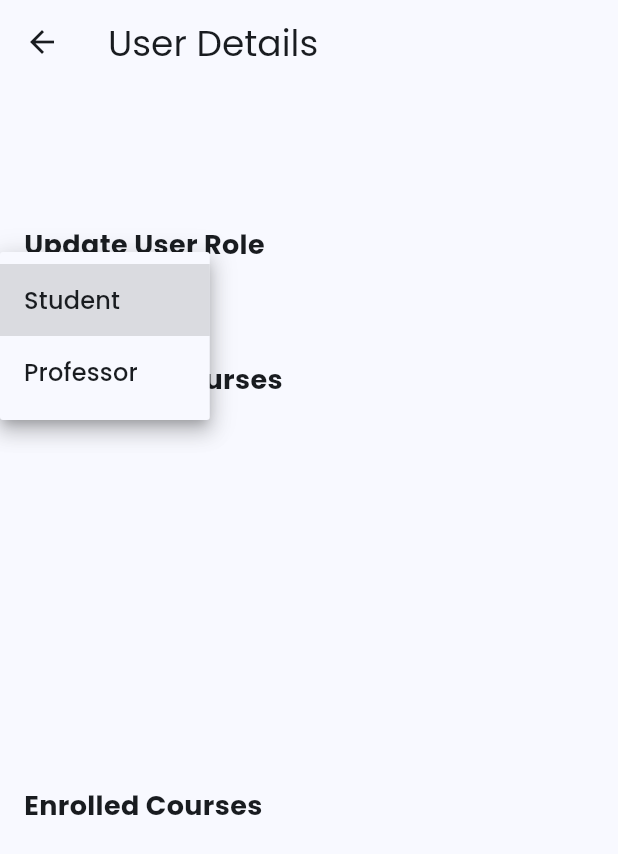
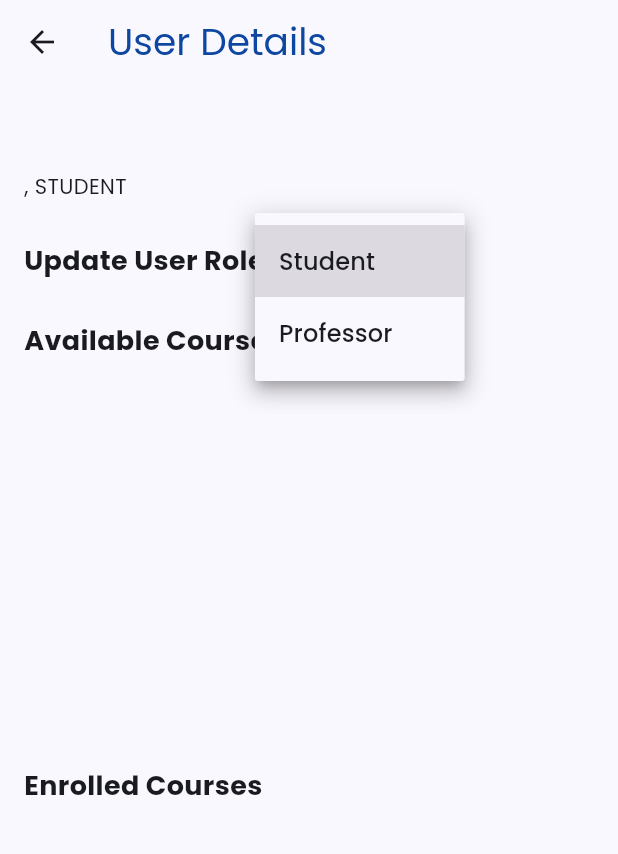
Before and after one commit to elena-atanasoska/Classly, a Flutter app: the UserDetailsScreen screen opened directly with empty values, after a tap on the "arrow drop down" icon, on a phone screen of 412 x 824 dp. Shown: the top 854 px of the screen. Run offline on Flutter 3.47's test engine with Material 3 defaults, Android fonts, the phone set to English and light mode, and no system bars; our stand-ins replace cloud_firestore, firebase_auth, firebase_core, firebase_storage, flutter_local_notifications, geolocator and 5 more; accounts and stored records are empty; generated files the repository leaves out were written again; network calls fail; statements that could not run were skipped.

Commit message:
ux ui improvements

```diff
--- a/lib/data/repositories/UserRepository.dart
+++ b/lib/data/repositories/UserRepository.dart
@@ -22,17 +22,14 @@ class UserRepository {
 
   Future<List<Course>> getEnrolledCourses(String uid) async {
     try {
-      QuerySnapshot userQuerySnapshot = await _firestore
+      DocumentSnapshot userDoc = await _firestore
           .collection('custom_users')
-          .where('uid', isEqualTo: uid)
-          .limit(1)
+          .doc(uid)
           .get();
 
-      if (userQuerySnapshot.docs.isEmpty) {
+      if (!userDoc.exists) {
         return [];
       }
-
-      DocumentSnapshot userDoc = userQuerySnapshot.docs.first;
 
       List<String> enrolledCourseIds = List<String>.from(userDoc.get('enrolledCourses') ?? []);
 
--- a/lib/main.dart
+++ b/lib/main.dart
@@ -16,7 +16,7 @@ void main() async {
 }
 
 class MyApp extends StatelessWidget {
-  final MaterialColor customColor = const MaterialColor(0xFF2196F3, {
+  final MaterialColor customColor = const MaterialColor(0xFF0D47A1, {
     50: Color(0xFFE3F2FD),
     100: Color(0xFFBBDEFB),
     200: Color(0xFF90CAF9),
@@ -38,6 +38,12 @@ class MyApp extends StatelessWidget {
         colorScheme: ColorScheme.fromSeed(
           seedColor: customColor,
           brightness: Brightness.light,
+        ),
+        appBarTheme: AppBarTheme(
+          titleTextStyle: GoogleFonts.poppins(
+            color: Color(0xFF0D47A1),
+            fontSize: 25
+          )
         ),
         textTheme: TextTheme(
           displayLarge: GoogleFonts.poppins(
--- a/lib/presentation/screens/notifications_screen.dart
+++ b/lib/presentation/screens/notifications_screen.dart
@@ -45,7 +45,7 @@ class _NotificationsScreenState extends State<NotificationsScreen> {
             Icon(
               Icons.notifications,
               size: 100,
-              color: Colors.blue,
+              color: Color(0xFF0D47A1),
             ),
             SizedBox(height: 20),
             Text(
@@ -73,14 +73,14 @@ class _NotificationsScreenState extends State<NotificationsScreen> {
                     style: GoogleFonts.poppins(
                       fontSize: 18,
                       fontWeight: FontWeight.w400,
-                      color: Colors.blue,
+                      color: Color(0xFF0D47A1),
                     ),
                   ),
                 ),
                 ...dateNotifications.map((notification) {
                   return Card(
                     elevation: 2.0,
-                    color: Colors.blue,
+                    color: Color(0xFF0D47A1),
                     margin: EdgeInsets.symmetric(horizontal: 8, vertical: 4),
                     child: ListTile(
                       leading: Icon(
--- a/lib/presentation/screens/profile_screen.dart
+++ b/lib/presentation/screens/profile_screen.dart
@@ -172,7 +172,7 @@ class _ProfileScreenState extends State<ProfileScreen> {
             SizedBox(height: 30),
             Text(
               'Name:',
-              style: TextStyle(fontSize: 20, fontWeight: FontWeight.bold, color: Colors.blue),
+              style: TextStyle(fontSize: 20, fontWeight: FontWeight.bold, color: Color(0xFF0D47A1)),
             ),
             SizedBox(height: 8),
             Text(
@@ -182,7 +182,7 @@ class _ProfileScreenState extends State<ProfileScreen> {
             SizedBox(height: 16),
             const Text(
               'Email:',
-              style: TextStyle(fontSize: 20, fontWeight: FontWeight.bold, color: Colors.blue),
+              style: TextStyle(fontSize: 20, fontWeight: FontWeight.bold, color: Color(0xFF0D47A1)),
             ),
             SizedBox(height: 8),
             Text(
@@ -193,7 +193,7 @@ class _ProfileScreenState extends State<ProfileScreen> {
             if (_user?.isProfessor != true) ...[
             Text(
               'Enrolled Courses:',
-              style: TextStyle(fontSize: 20, fontWeight: FontWeight.bold, color: Colors.blue),
+              style: TextStyle(fontSize: 20, fontWeight: FontWeight.bold, color: Color(0xFF0D47A1)),
             ),
             SizedBox(height: 8),
             ..._enrolledCourses.map((course) => Text(
--- a/lib/presentation/screens/user_details_screen.dart
+++ b/lib/presentation/screens/user_details_screen.dart
@@ -20,7 +20,8 @@ class _UserDetailsScreenState extends State<UserDetailsScreen> {
   List<Course> enrolledCourses = [];
   List<Course> availableCourses = [];
   List<Course> selectedCourses = [];
-  String selectedRole = '';
+  String? currentRole;
+  String? selectedRole;
 
   @override
   void initState() {
@@ -32,10 +33,11 @@ class _UserDetailsScreenState extends State<UserDetailsScreen> {
     try {
       List<Course> courses = await widget.userService.getEnrolledCourses(widget.user.uid);
       List<Course> allCourses = await courseService.getAvailableCourses();
+      String? role = (await widget.userService.getUser(widget.user.uid))?.role.name;
       setState(() {
         enrolledCourses = courses;
         availableCourses = allCourses;
-        selectedRole = widget.user.role.name;
+        currentRole = role!;
       });
     } catch (error) {
       print('Error loading user details: $error');
@@ -45,7 +47,11 @@ class _UserDetailsScreenState extends State<UserDetailsScreen> {
   void _updateUserRole(String newRole) async {
     try {
       await widget.userService.updateUserRole(widget.user.uid, newRole);
+      setState(() {
+        currentRole = newRole.toUpperCase();
+      });
       ScaffoldMessenger.of(context).showSnackBar(SnackBar(content: Text('Role updated successfully.')));
+      await _loadUserDetails();
     } catch (error) {
       print('Error updating user role: $error');
     }
@@ -120,10 +126,12 @@ class _UserDetailsScreenState extends State<UserDetailsScreen> {
               style: GoogleFonts.poppins(fontSize: 24, fontWeight: FontWeight.bold),
             ),
             SizedBox(height: 8),
-            Text(widget.user.email ?? 'No email available'),
+            Text('${widget.user.email}, $currentRole'),
             SizedBox(height: 16),
+            Row(
+              children: [
                 Text(
-              'Update User Role',
+                  'Update User Role: ',
                   style: TextStyle(fontSize: 18, fontWeight: FontWeight.bold),
                 ),
                 DropdownButton<String>(
@@ -139,9 +147,11 @@ class _UserDetailsScreenState extends State<UserDetailsScreen> {
                       .map<DropdownMenuItem<String>>((String value) {
                     return DropdownMenuItem<String>(
                       value: value,
-                  child: Text(value, style: GoogleFonts.poppins(),),
+                      child: Text(value, style: GoogleFonts.poppins()),
                     );
                   }).toList(),
+                ),
+              ],
             ),
             SizedBox(height: 16),
             Text(
@@ -155,7 +165,7 @@ class _UserDetailsScreenState extends State<UserDetailsScreen> {
                   Course course = availableCourses[index];
                   bool isSelected = selectedCourses.contains(course);
                   return CheckboxListTile(
-                    title: Text(course.courseFullName, style: GoogleFonts.poppins(),),
+                    title: Text(course.courseFullName, style: GoogleFonts.poppins()),
                     value: isSelected,
                     onChanged: (_) => _toggleCourseEnrollment(course),
                   );
--- a/lib/presentation/screens/user_management_screen.dart
+++ b/lib/presentation/screens/user_management_screen.dart
@@ -72,7 +72,7 @@ class _UserManagementScreenState extends State<UserManagementScreen> {
                 bool isSelected = filterRole == role;
                 return ElevatedButton(
                   style: ElevatedButton.styleFrom(
-                    backgroundColor: isSelected ? Colors.blue : Colors.grey,
+                    backgroundColor: isSelected ? Color(0xFF0D47A1) : Colors.grey,
                     shape: RoundedRectangleBorder(
                       borderRadius: BorderRadius.circular(20.0), // Round buttons
                     ),
--- a/lib/presentation/widgets/add_event_form.dart
+++ b/lib/presentation/widgets/add_event_form.dart
@@ -129,7 +129,7 @@ class _AddEventFormState extends State<AddEventForm> {
   Widget build(BuildContext context) {
     return Scaffold(
       appBar: AppBar(
-        title: Text('Add Event', style: TextStyle(color: Colors.blue)),
+        title: Text('Add Event', style: TextStyle(color: Color(0xFF0D47A1))),
       ),
       body: FutureBuilder<List<Course>>(
         future: _fetchAvailableCourses(),
```
Also changed, not shown: lib/presentation/screens/course_management_screen.dart (+4 -3 lines). Lines whose indentation alone changed are shown as unchanged.
